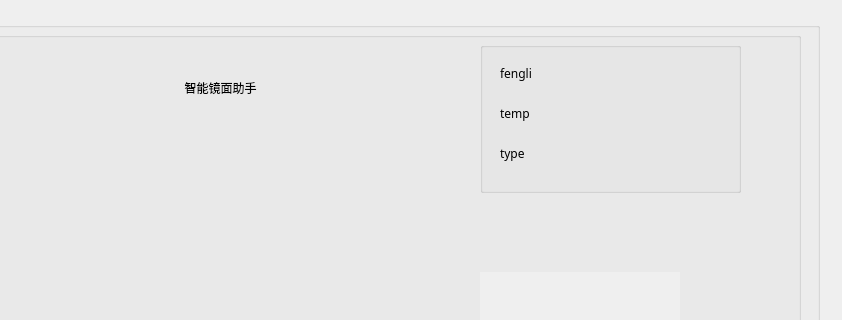
The window that PORT_MODE/mainwindow.ui (SARS-CLASSIFY/qt_raspi) describes before a commit, drawn with Qt 5; both pictures show x 182 to 1024 and y 0 to 320 of the 1024 by 600 pixel window.
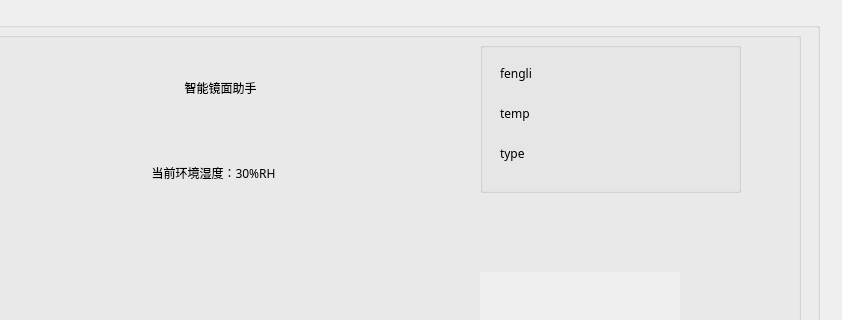
The same window after the commit. Icons and pictures are not drawn.

Commit message: Window switch logic

```diff
--- a/PORT_MODE/mainwindow.ui
+++ b/PORT_MODE/mainwindow.ui
@@ -96,7 +96,7 @@
            <widget class="QLabel" name="whether">
             <property name="geometry">
              <rect>
-              <x>160</x>
+              <x>190</x>
               <y>30</y>
               <width>71</width>
               <height>61</height>
@@ -159,7 +159,7 @@
              <rect>
               <x>20</x>
               <y>60</y>
-              <width>111</width>
+              <width>161</width>
               <height>22</height>
              </rect>
             </property>
@@ -227,6 +227,24 @@
             </property>
            </widget>
           </widget>
+          <widget class="QLabel" name="labelX">
+           <property name="geometry">
+            <rect>
+             <x>90</x>
+             <y>120</y>
+             <width>371</width>
+             <height>41</height>
+            </rect>
+           </property>
+           <property name="font">
+            <font>
+             <family>文泉驿正黑</family>
+            </font>
+           </property>
+           <property name="text">
+            <string>                       当前环境湿度：30%RH</string>
+           </property>
+          </widget>
          </widget>
         </widget>
        </item>
```
The commit also changes 3 other files.
